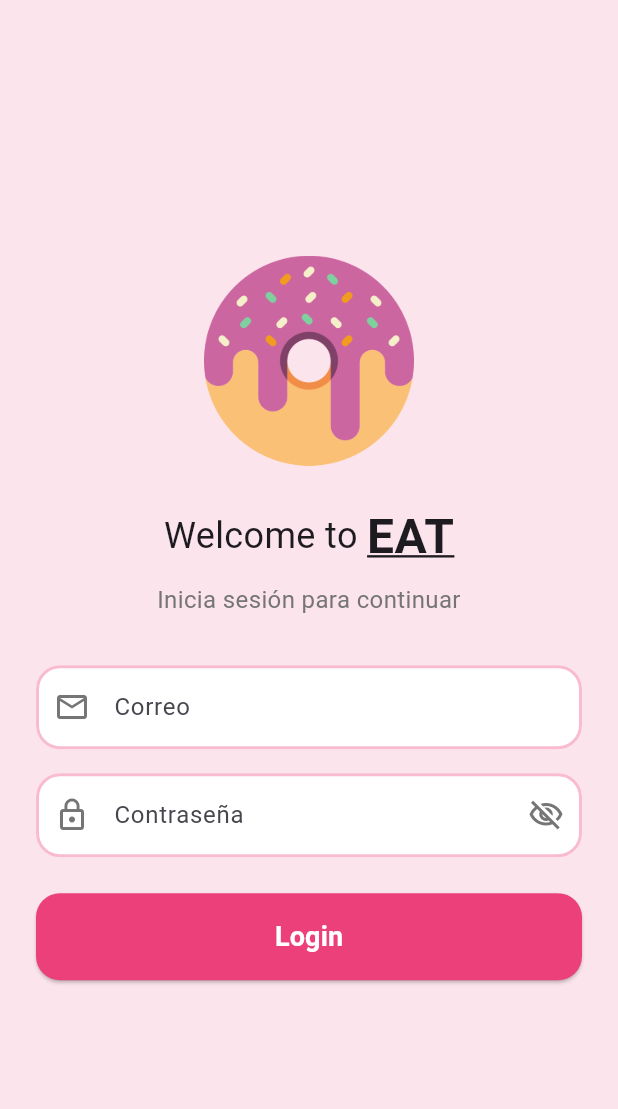
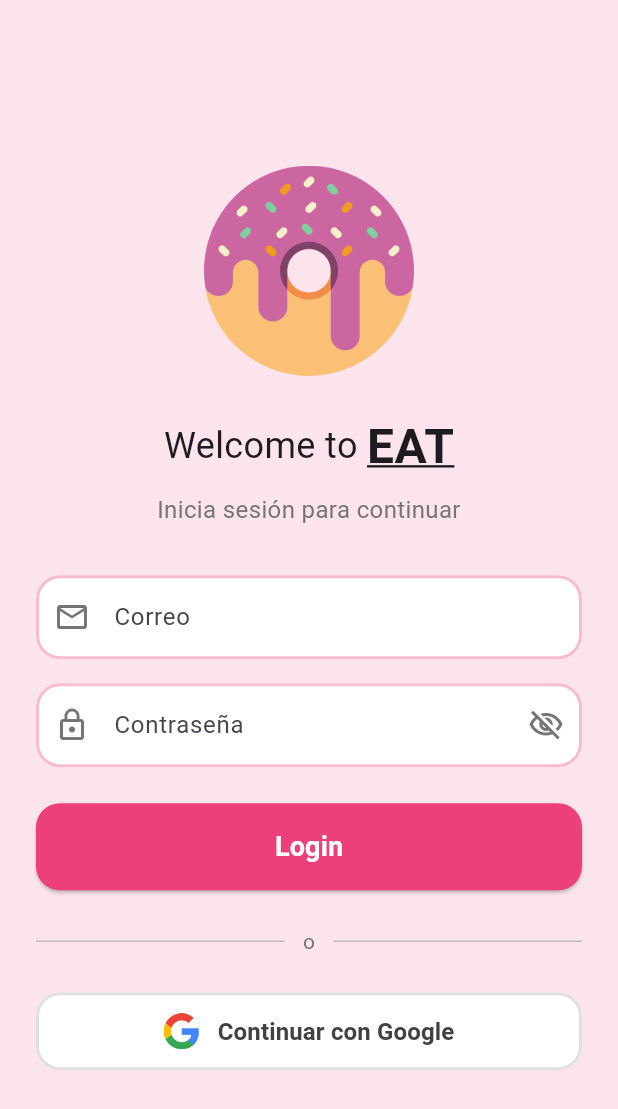
Before and after one commit to BrandonnRoblero/donut_app, a Flutter app: the HomePage screen opened directly, scrolled down 576 dp, after a tap on the "person" icon, on a phone screen of 412 x 824 dp. Shown: the top 1109 px of the screen. Run offline on Flutter 3.47's test engine with Material 3 defaults, Android fonts, the phone set to English and light mode, and no system bars; our stand-ins replace firebase_auth, firebase_core, google_sign_in; accounts and stored records are empty.

Commit message:
Phase 2: Add Google sign-in with Firebase Auth and persistent session

```diff
--- a/lib/screens/home_page.dart
+++ b/lib/screens/home_page.dart
@@ -6,6 +6,7 @@ import 'package:donut_app/tab/smoothie_tab.dart';
 import 'package:donut_app/screens/cart.dart';
 import 'package:donut_app/screens/fav.dart';
 import 'package:donut_app/screens/login.dart';
+import 'package:donut_app/utils/auth_service.dart';
 import 'package:donut_app/utils/cart_provider.dart';
 import 'package:donut_app/utils/my_tab.dart';
 import 'package:flutter/material.dart';
@@ -74,8 +75,11 @@ class _HomePageState extends State<HomePage> {
               padding: EdgeInsets.only(right: 16.0),
               child: IconButton(
                 icon: Icon(Icons.person, color: Colors.grey),
-                onPressed: () {
+                onPressed: () async {
                   context.read<CartProvider>().clear();
+                  //Cierra también la sesión de Google / Firebase
+                  await AuthService.signOut();
+                  if (!context.mounted) return;
                   Navigator.pushReplacement(
                     context,
                     MaterialPageRoute(builder: (context) => const Login()),
--- a/lib/screens/login.dart
+++ b/lib/screens/login.dart
@@ -1,6 +1,8 @@
 import 'package:donut_app/screens/home_page.dart';
 import 'package:donut_app/utils/auth.dart';
+import 'package:donut_app/utils/auth_service.dart';
 import 'package:flutter/material.dart';
+import 'package:google_sign_in/google_sign_in.dart';
 
 class Login extends StatefulWidget {
   const Login({super.key});
@@ -19,6 +21,8 @@ class _LoginState extends State<Login> {
   bool _hidePassword = true;
   //Mensaje si el correo o la contraseña son incorrectos
   String? _errorMessage;
+  //Cargando mientras se inicia sesión con Google
+  bool _googleLoading = false;
 
   @override
   void dispose() {
@@ -41,6 +45,34 @@ class _LoginState extends State<Login> {
     } else {
       setState(() => _errorMessage = 'Correo o contraseña incorrectos');
     }
+  }
+
+  //Inicio de sesión con Google
+  Future<void> _loginWithGoogle() async {
+    setState(() => _googleLoading = true);
+    try {
+      final user = await AuthService.signInWithGoogle();
+      if (!mounted || user == null) return;
+      Navigator.pushReplacement(
+        context,
+        MaterialPageRoute(builder: (context) => const HomePage()),
+      );
+    } on GoogleSignInException catch (e) {
+      //Si el usuario cerró la ventana de Google no mostramos error
+      if (e.code != GoogleSignInExceptionCode.canceled && mounted) {
+        _showError('No se pudo iniciar sesión con Google');
+      }
+    } catch (e) {
+      if (mounted) _showError('Error: $e');
+    } finally {
+      if (mounted) setState(() => _googleLoading = false);
+    }
+  }
+
+  void _showError(String message) {
+    ScaffoldMessenger.of(context).showSnackBar(
+      SnackBar(content: Text(message), backgroundColor: Colors.red),
+    );
   }
 
   //Estilo de los campos de texto
@@ -192,6 +224,63 @@ class _LoginState extends State<Login> {
                       ),
                     ),
                   ),
+                  const SizedBox(height: 24),
+
+                  //Separador "o"
+                  Row(
+                    children: [
+                      Expanded(child: Divider(color: Colors.grey[400])),
+                      Padding(
+                        padding: const EdgeInsets.symmetric(horizontal: 12),
+                        child: Text(
+                          'o',
+                          style: TextStyle(color: Colors.grey[600]),
+                        ),
+                      ),
+                      Expanded(child: Divider(color: Colors.grey[400])),
+                    ],
+                  ),
+                  const SizedBox(height: 24),
+
+                  //Boton Continuar con Google
+                  OutlinedButton(
+                    onPressed: _googleLoading ? null : _loginWithGoogle,
+                    style: OutlinedButton.styleFrom(
+                      backgroundColor: Colors.white,
+                      padding: const EdgeInsets.symmetric(vertical: 14),
+                      side: BorderSide(color: Colors.grey.shade300, width: 2),
+                      shape: RoundedRectangleBorder(
+                        borderRadius: BorderRadius.circular(16),
+                      ),
+                    ),
+                    child: _googleLoading
+                        ? SizedBox(
+                            height: 24,
+                            width: 24,
+                            child: CircularProgressIndicator(
+                              strokeWidth: 3,
+                              color: Colors.pink[400],
+                            ),
+                          )
+                        : Row(
+                            mainAxisAlignment: MainAxisAlignment.center,
+                            children: [
+                              Image.asset(
+                                'assets/icons/google.png',
+                                height: 24,
+                              ),
+                              const SizedBox(width: 12),
+                              Text(
+                                'Continuar con Google',
+                                style: TextStyle(
+                                  fontSize: 16,
+                                  fontWeight: FontWeight.bold,
+                                  color: Colors.grey[800],
+                                ),
+                              ),
+                            ],
+                          ),
+                  ),
                 ],
               ),
             ),
--- /dev/null
+++ b/lib/utils/auth_service.dart
@@ -0,0 +1,36 @@
+import 'package:firebase_auth/firebase_auth.dart';
+import 'package:google_sign_in/google_sign_in.dart';
+
+//Inicio y cierre de sesión con Google + Firebase Auth
+class AuthService {
+  static bool _initialized = false;
+
+  //Prepara Google Sign-In (toma el client ID de google-services.json)
+  static Future<void> _init() async {
+    if (_initialized) return;
+    await GoogleSignIn.instance.initialize();
+    _initialized = true;
+  }
+
+  //Usuario con sesión activa (null si nadie ha iniciado sesión)
+  static User? get currentUser => FirebaseAuth.instance.currentUser;
+
+  //1. Elige cuenta de Google  2. Entra a Firebase con esa cuenta
+  static Future<User?> signInWithGoogle() async {
+    await _init();
+    final GoogleSignInAccount account = await GoogleSignIn.instance
+        .authenticate();
+    final String? idToken = account.authentication.idToken;
+
+    final credential = GoogleAuthProvider.credential(idToken: idToken);
+    final result = await FirebaseAuth.instance.signInWithCredential(credential);
+    return result.user;
+  }
+
+  //Cierra sesión en Google y en Firebase
+  static Future<void> signOut() async {
+    await _init();
+    await GoogleSignIn.instance.signOut();
+    await FirebaseAuth.instance.signOut();
+  }
+}
--- a/pubspec.yaml
+++ b/pubspec.yaml
@@ -36,6 +36,8 @@ dependencies:
   cupertino_icons: ^1.0.8
   provider: ^6.1.5+1
   firebase_core: ^5.2.0
+  firebase_auth: ^7.1.0
+  google_sign_in: ^7.2.0
 
 dev_dependencies:
   flutter_test:
```
Also changed, not shown: lib/screens/splash.dart (+8 -2 lines), assets/icons/google.png (added), pubspec.lock, 1 other file.
